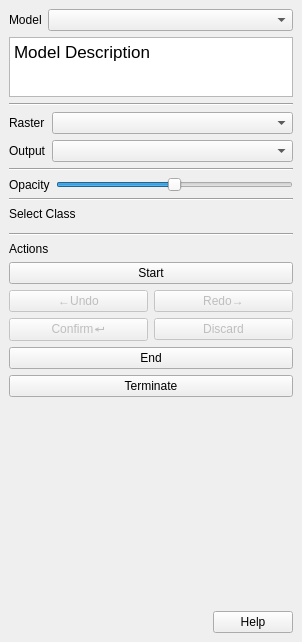
This is ui/ToolPanel.ui in TitorX/SegMap-QGIS as Qt 5 draws it before an edit. The edited form follows.
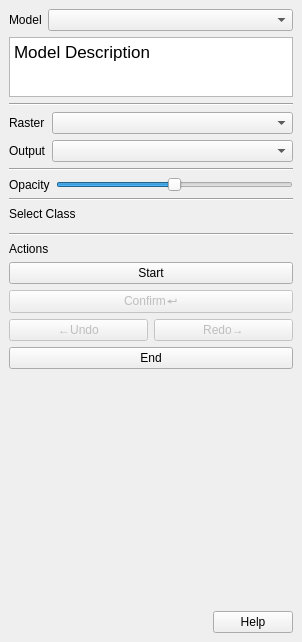
This is the edited form. Custom widgets are drawn as their Qt base class.

The edit to the form file:
```diff
--- a/ui/ToolPanel.ui
+++ b/ui/ToolPanel.ui
@@ -18,8 +18,8 @@
   </property>
   <property name="minimumSize">
    <size>
-    <width>0</width>
-    <height>0</height>
+    <width>197</width>
+    <height>596</height>
    </size>
   </property>
   <property name="windowTitle">
@@ -198,9 +198,19 @@
       </property>
      </widget>
     </item>
+    <item>
+     <widget class="QPushButton" name="confirmBtn">
+      <property name="enabled">
+       <bool>false</bool>
+      </property>
+      <property name="text">
+       <string>Confirm↵</string>
+      </property>
+     </widget>
+    </item>
     <item>
      <layout class="QGridLayout" name="gridLayout">
-      <item row="0" column="1">
+      <item row="1" column="1">
        <widget class="QPushButton" name="redoBtn">
         <property name="enabled">
          <bool>false</bool>
@@ -210,7 +220,7 @@
         </property>
        </widget>
       </item>
-      <item row="0" column="0">
+      <item row="1" column="0">
        <widget class="QPushButton" name="undoBtn">
         <property name="enabled">
          <bool>false</bool>
@@ -220,26 +230,6 @@
         </property>
        </widget>
       </item>
-      <item row="1" column="0">
-       <widget class="QPushButton" name="confirmBtn">
-        <property name="enabled">
-         <bool>false</bool>
-        </property>
-        <property name="text">
-         <string>Confirm↵</string>
-        </property>
-       </widget>
-      </item>
-      <item row="1" column="1">
-       <widget class="QPushButton" name="discardBtn">
-        <property name="enabled">
-         <bool>false</bool>
-        </property>
-        <property name="text">
-         <string>Discard</string>
-        </property>
-       </widget>
-      </item>
      </layout>
     </item>
     <item>
@@ -249,13 +239,6 @@
       </property>
      </widget>
     </item>
-    <item>
-     <widget class="QPushButton" name="terminateBtn">
-      <property name="text">
-       <string>Terminate</string>
-      </property>
-     </widget>
-    </item>
     <item>
      <spacer name="verticalSpacer">
       <property name="orientation">
```
